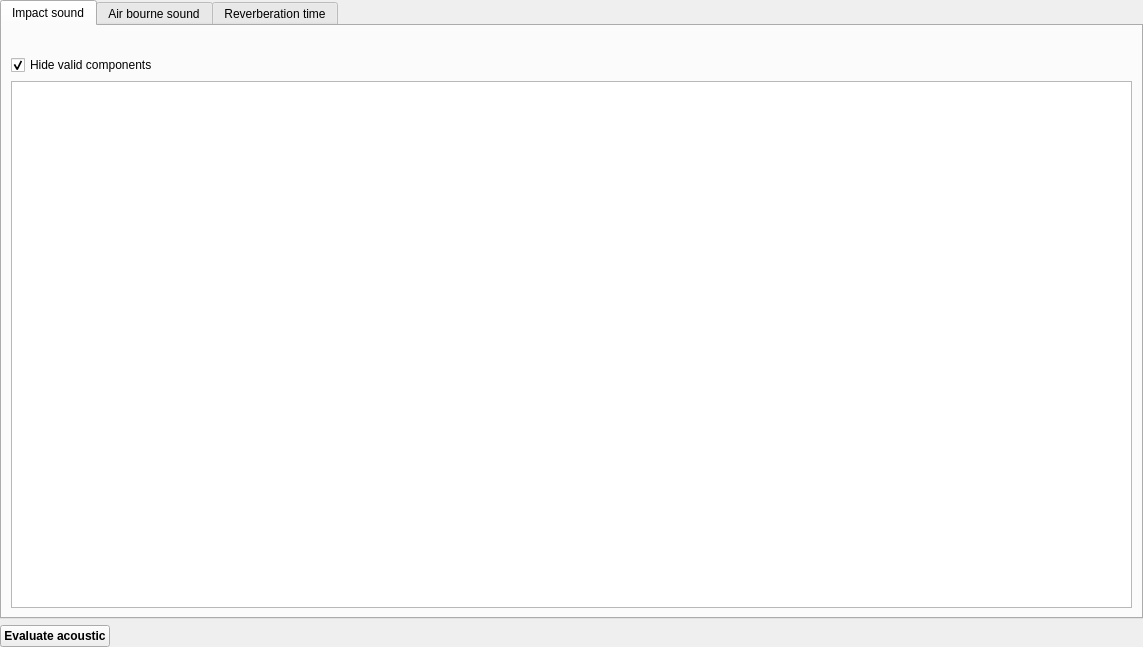
Qt form SIM-VICUS/src/SVAcousticConstraintsCheckWidget.ui (ghorwin/SIM-VICUS) before a commit.
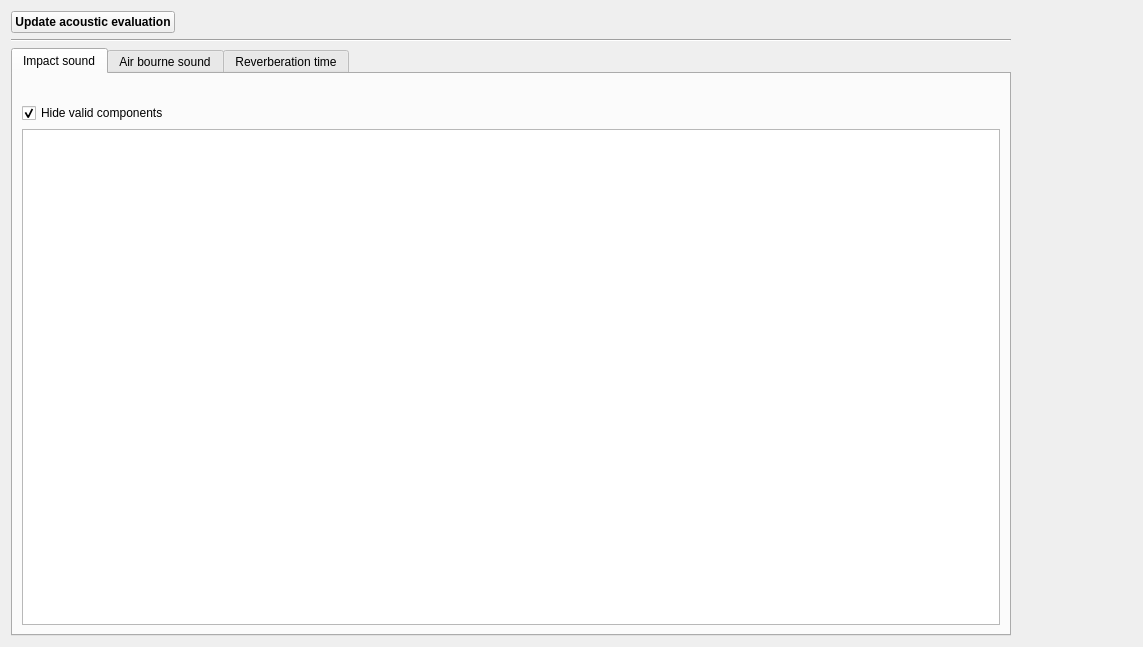
The same form after that commit.

Commit message: Reworked LCA Dialog

What changed in the file:
```diff
--- a/SIM-VICUS/src/SVAcousticConstraintsCheckWidget.ui
+++ b/SIM-VICUS/src/SVAcousticConstraintsCheckWidget.ui
@@ -13,20 +13,8 @@
   <property name="windowTitle">
    <string>Dialog</string>
   </property>
-  <layout class="QVBoxLayout" name="verticalLayout_2">
-   <property name="leftMargin">
-    <number>0</number>
-   </property>
-   <property name="topMargin">
-    <number>0</number>
-   </property>
-   <property name="rightMargin">
-    <number>0</number>
-   </property>
-   <property name="bottomMargin">
-    <number>0</number>
-   </property>
-   <item>
+  <layout class="QGridLayout" name="gridLayout">
+   <item row="2" column="0">
     <widget class="QTabWidget" name="tabWidget">
      <property name="minimumSize">
       <size>
@@ -164,7 +152,20 @@
      </widget>
     </widget>
    </item>
-   <item>
+   <item row="2" column="1">
+    <spacer name="horizontalSpacer_2">
+     <property name="orientation">
+      <enum>Qt::Horizontal</enum>
+     </property>
+     <property name="sizeHint" stdset="0">
+      <size>
+       <width>116</width>
+       <height>20</height>
+      </size>
+     </property>
+    </spacer>
+   </item>
+   <item row="0" column="0">
     <layout class="QHBoxLayout" name="horizontalLayout_3">
      <item>
       <widget class="QPushButton" name="pushButtonCheckConstraints">
@@ -174,12 +175,12 @@
         </font>
        </property>
        <property name="text">
-        <string>Evaluate acoustic</string>
+        <string>Update acoustic evaluation</string>
        </property>
       </widget>
      </item>
      <item>
-      <spacer name="horizontalSpacer_2">
+      <spacer name="horizontalSpacer">
        <property name="orientation">
         <enum>Qt::Horizontal</enum>
        </property>
@@ -193,6 +194,13 @@
      </item>
     </layout>
    </item>
+   <item row="1" column="0">
+    <widget class="Line" name="line">
+     <property name="orientation">
+      <enum>Qt::Horizontal</enum>
+     </property>
+    </widget>
+   </item>
   </layout>
  </widget>
  <resources/>
```
The commit also changes 3 other files.
